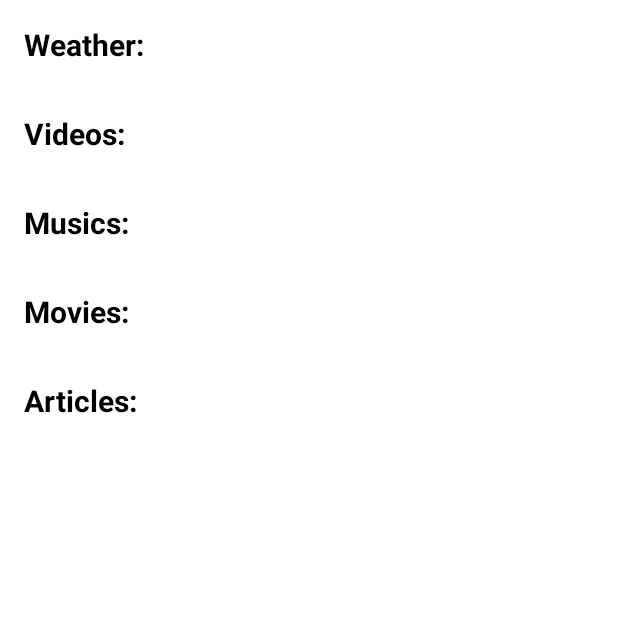
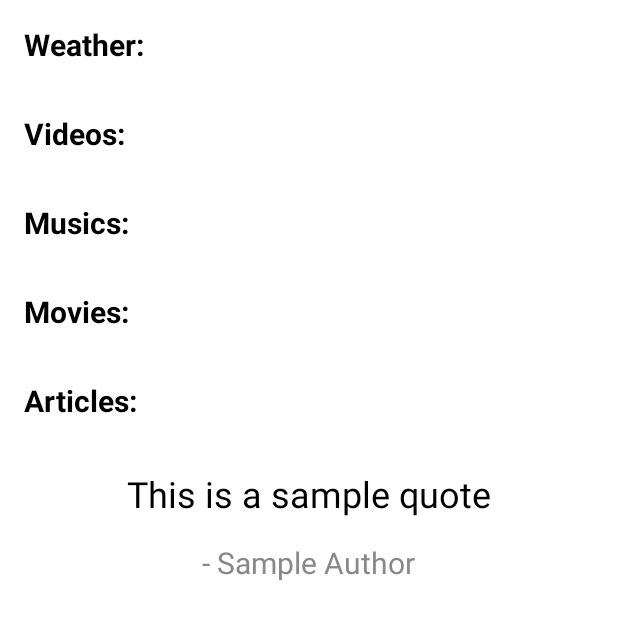
Before and after one commit to abtaaahi/Dont-Worry, an Android app: the MainActivity screen opened directly, with no data from a screen before it, on a phone screen of 412 x 824 dp, the part 84-724 px from its top. Run offline under Robolectric (Android 15) with nearby library versions, the phone set to English and light mode, and no system bars; our stand-ins replace CircleImageView, Firebase (no records; nobody signed in at launch, a user with empty details on screens opened directly); pictures from the network do not load; Roboto replaces fonts that are not available here; 2 statements that could not run were skipped.

Commit message:
28AUG-QuoteAPI-Used

```diff
--- a/app/src/main/java/com/abtahiapp/dontworry/DataClasses.kt
+++ b/app/src/main/java/com/abtahiapp/dontworry/DataClasses.kt
@@ -90,3 +90,8 @@ data class WeatherDescription(
     val description: String,
     val icon: String
 )
+
+data class QuoteResponse(
+    val quote: String,
+    val author: String
+)
--- a/app/src/main/java/com/abtahiapp/dontworry/RetrofitClient.kt
+++ b/app/src/main/java/com/abtahiapp/dontworry/RetrofitClient.kt
@@ -2,6 +2,7 @@ package com.abtahiapp.dontworry
 
 import com.abtahiapp.dontworry.apiservice.MovieApiService
 import com.abtahiapp.dontworry.apiservice.NewsApiService
+import com.abtahiapp.dontworry.apiservice.QuotesApiService
 import com.abtahiapp.dontworry.apiservice.WeatherApiService
 import com.abtahiapp.dontworry.apiservice.YouTubeApiService
 import okhttp3.OkHttpClient
@@ -14,6 +15,7 @@ object RetrofitClient {
     private const val BASE_URL_YOUTUBE = "https://www.googleapis.com/"
     private const val BASE_URL_MOVIE = "https://api.themoviedb.org/3/"
     private const val BASE_URL_WEATHER = "https://api.openweathermap.org/data/2.5/"
+    private const val BASE_URL_QUOTES = "https://api.api-ninjas.com/v1/"
     //private const val BASE_URL_AUDIO = "https://theaudiodb.com/api/v1/json/2/"
     //private const val BASE_URL_SPOTIFY = "https://api.spotify.com/v1/"
     //private const val BASE_URL_DEEZER = "https://api.deezer.com/"
@@ -61,6 +63,15 @@ object RetrofitClient {
         retrofit.create(WeatherApiService::class.java)
     }
 
+    val quotesInstance: QuotesApiService by lazy {
+        val retrofit = Retrofit.Builder()
+            .baseUrl(BASE_URL_QUOTES)
+            .addConverterFactory(GsonConverterFactory.create())
+            .build()
+        retrofit.create(QuotesApiService::class.java)
+    }
+
+
 //    val audioInstance: AudioApiService by lazy {
 //        Retrofit.Builder()
 //            .baseUrl(BASE_URL_DEEZER)
--- a/app/src/main/java/com/abtahiapp/dontworry/activity/MainActivity.kt
+++ b/app/src/main/java/com/abtahiapp/dontworry/activity/MainActivity.kt
@@ -3,10 +3,13 @@ package com.abtahiapp.dontworry.activity
 import android.app.Dialog
 import android.content.Intent
 import android.os.Bundle
+import android.os.Handler
+import android.os.Looper
 import android.view.View
 import android.widget.Button
 import android.widget.EditText
 import android.widget.ImageView
+import android.widget.TextView
 import android.widget.Toast
 import androidx.appcompat.app.AppCompatActivity
 import androidx.recyclerview.widget.LinearLayoutManager
@@ -15,6 +18,7 @@ import com.abtahiapp.dontworry.Article
 import com.abtahiapp.dontworry.Movie
 import com.abtahiapp.dontworry.MovieResponse
 import com.abtahiapp.dontworry.NewsResponse
+import com.abtahiapp.dontworry.QuoteResponse
 import com.abtahiapp.dontworry.R
 import com.abtahiapp.dontworry.RetrofitClient
 import com.abtahiapp.dontworry.TrailerResponse
@@ -46,6 +50,8 @@ class MainActivity : AppCompatActivity() {
     private lateinit var audioAdapter: AudioAdapter
     private lateinit var movieAdapter: MovieAdapter
     private lateinit var weatherAdapter: WeatherAdapter
+    private lateinit var quoteTextView: TextView
+    private lateinit var authorTextView: TextView
 
     override fun onCreate(savedInstanceState: Bundle?) {
         super.onCreate(savedInstanceState)
@@ -57,6 +63,11 @@ class MainActivity : AppCompatActivity() {
         val audioRecyclerView: RecyclerView = findViewById(R.id.audio_recycler_view)
         val movieRecyclerView: RecyclerView = findViewById(R.id.movie_recycler_view)
         val weatherRecyclerView: RecyclerView = findViewById(R.id.weather_recycler_view)
+
+        quoteTextView = findViewById(R.id.quoteTextView)
+        authorTextView = findViewById(R.id.authorTextView)
+
+        scheduleQuoteUpdates()
 
         val account = intent.getParcelableExtra<GoogleSignInAccount>("account")
         if (account != null) {
@@ -341,4 +352,36 @@ class MainActivity : AppCompatActivity() {
             }
         })
     }
+
+    private fun fetchAndDisplayQuote() {
+        RetrofitClient.quotesInstance.getRandomQuote().enqueue(object : Callback<List<QuoteResponse>> {
+            override fun onResponse(call: Call<List<QuoteResponse>>, response: Response<List<QuoteResponse>>) {
+                if (response.isSuccessful && response.body()?.isNotEmpty() == true) {
+                    val quoteResponse = response.body()?.get(0)
+                    if (quoteResponse != null) {
+                        quoteTextView.text = "\"${quoteResponse.quote}\""
+                        authorTextView.text = "- ${quoteResponse.author}"
+                    }
+                } else {
+                    Toast.makeText(this@MainActivity, "Failed to fetch quote\nError: ${response.code()}", Toast.LENGTH_SHORT).show()
+                }
+            }
+
+            override fun onFailure(call: Call<List<QuoteResponse>>, t: Throwable) {
+                Toast.makeText(this@MainActivity, "Failed to fetch quote", Toast.LENGTH_SHORT).show()
+            }
+        })
+    }
+
+    private fun scheduleQuoteUpdates() {
+        val handler = Handler(Looper.getMainLooper())
+        val runnable = object : Runnable {
+            override fun run() {
+                fetchAndDisplayQuote()
+                handler.postDelayed(this, 3 * 60 * 60 * 1000)
+            }
+        }
+        handler.post(runnable)
+    }
+
 }
--- /dev/null
+++ b/app/src/main/java/com/abtahiapp/dontworry/apiservice/QuoteApiService.kt
@@ -0,0 +1,13 @@
+package com.abtahiapp.dontworry.apiservice
+
+import com.abtahiapp.dontworry.QuoteResponse
+import retrofit2.Call
+import retrofit2.http.GET
+import retrofit2.http.Headers
+import retrofit2.http.Query
+
+interface QuotesApiService {
+    @Headers("X-Api-Key: J5XFUU/Y+rXH1QOcA13VDQ==BRxrRXMNUGpGFzsU")
+    @GET("quotes")
+    fun getRandomQuote(@Query("category") category: String = ""): Call<List<QuoteResponse>>
+}
--- a/app/src/main/res/layout/activity_main.xml
+++ b/app/src/main/res/layout/activity_main.xml
@@ -168,5 +168,37 @@
         app:layoutManager="androidx.recyclerview.widget.LinearLayoutManager"
         android:orientation="horizontal"/>
 
+    <LinearLayout
+        android:layout_width="match_parent"
+        android:layout_height="wrap_content"
+        android:orientation="vertical"
+        android:padding="16dp"
+        app:layout_constraintTop_toBottomOf="@id/article_recycler_view"
+        app:layout_constraintStart_toStartOf="parent"
+        app:layout_constraintEnd_toEndOf="parent"
+        android:gravity="center">
+
+        <TextView
+            android:id="@+id/quoteTextView"
+            android:layout_width="wrap_content"
+            android:layout_height="wrap_content"
+            android:text="This is a sample quote"
+            android:textSize="24sp"
+            android:textColor="@color/textColor"
+            android:layout_marginBottom="16dp"
+            android:gravity="center"
+            android:textAlignment="center"/>
+
+        <TextView
+            android:id="@+id/authorTextView"
+            android:layout_width="wrap_content"
+            android:layout_height="wrap_content"
+            android:text="- Sample Author"
+            android:textSize="20sp"
+            android:textColor="#888"
+            android:gravity="center"
+            android:textAlignment="center"/>
+
+    </LinearLayout>
 </androidx.constraintlayout.widget.ConstraintLayout>
 </ScrollView>
```
